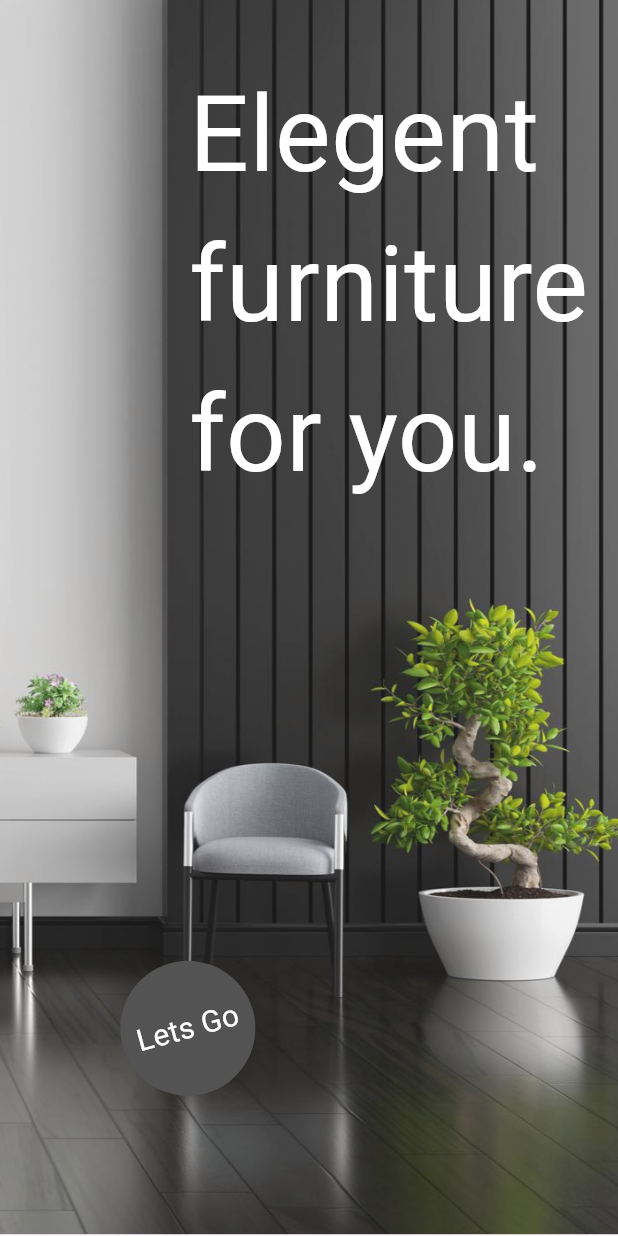
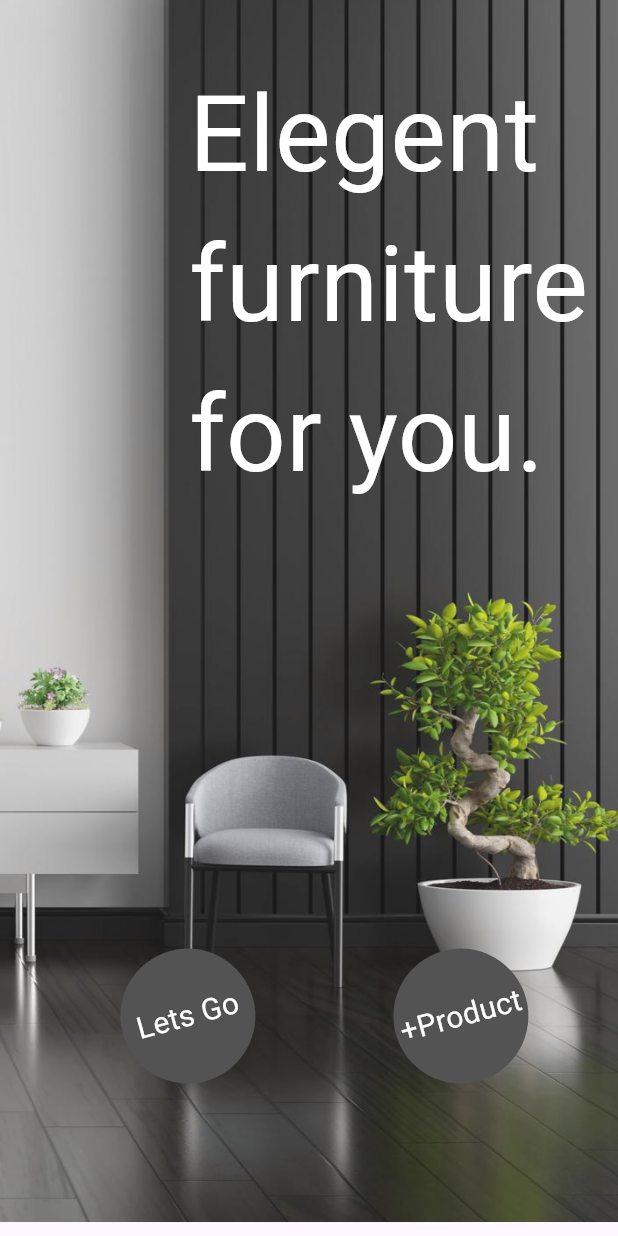
Before and after one commit to mohamedtahereg/Furniture-app, a Flutter app: the screen it shows after launch, on a phone screen of 412 x 824 dp. Run offline on Flutter 3.47's test engine with Material 2 defaults, Android fonts, the phone set to English and light mode, and no system bars; our stand-ins replace cloud_firestore, firebase_auth, firebase_core, firebase_storage, get, image_picker and 1 more; accounts and stored records are empty.

Commit message:
first comit add product&home

```diff
--- /dev/null
+++ b/lib/constants.dart
@@ -0,0 +1,3 @@
+import 'package:flutter/material.dart';
+
+const mainColor = Color(0xffd3e2f4);
--- a/lib/main.dart
+++ b/lib/main.dart
@@ -1,11 +1,15 @@
+import 'package:firebase_core/firebase_core.dart';
 import 'package:flutter/material.dart';
 import 'package:get/get.dart';
-import 'package:practice1/screens/intro.dart';
-import 'package:provider/provider.dart';
+import 'package:practice1/view/screens/intro.dart';
 
-import 'models/cart.dart';
+import 'firebase_options.dart';
 
-void main() {
+void main() async {
+  WidgetsFlutterBinding.ensureInitialized();
+  await Firebase.initializeApp(
+    options: DefaultFirebaseOptions.currentPlatform,
+  );
   runApp(const MyApp());
   // print(countPrice);
 }
@@ -15,9 +19,7 @@ class MyApp extends StatelessWidget {
 
   @override
   Widget build(BuildContext context) {
-    return ChangeNotifierProvider(
-      create: (context) => Cart(),
-      child: GetMaterialApp(
+    return GetMaterialApp(
       title: 'Flutter Demo',
       debugShowCheckedModeBanner: false,
       theme: ThemeData(
@@ -29,7 +31,6 @@ class MyApp extends StatelessWidget {
         // GetPage(name: "/.", page: () => HomePage()),
         // GetPage(name: "/..", page: (() => ProductModel())),
       ],
-      ),
     );
   }
 }
--- a/lib/models/cart.dart
+++ /dev/null
@@ -1,22 +0,0 @@
-import 'package:flutter/material.dart';
-import 'package:practice1/models/product_model.dart';
-import 'package:provider/provider.dart';
-
-class Cart with ChangeNotifier {
-  List<ProductModel> _lsit1 = [];
-  double price = 0.0;
-
-  void add(ProductModel item) {
-    _lsit1.add(item);
-    price += item.price;
-    notifyListeners();
-  }
-
-  int get count {
-    return _lsit1.length;
-  }
-
-  double get totalPrice {
-    return price;
-  }
-}
--- a/lib/screens/intro.dart
+++ /dev/null
@@ -1,69 +0,0 @@
-import 'package:flutter/material.dart';
-import 'package:get/get.dart';
-import 'package:practice1/screens/home.dart';
-
-class IntroPage extends StatelessWidget {
-  const IntroPage({super.key});
-
-  @override
-  Widget build(BuildContext context) {
-    return Scaffold(
-      // appBar: AppBar(),
-      body: SizedBox(
-        height: double.infinity,
-        width: double.infinity,
-        child: Stack(children: [
-          SizedBox(
-            height: double.infinity,
-            width: double.infinity,
-            child: Opacity(
-              opacity: .9,
-              child: Image.asset(
-                "assets/intro.png",
-                fit: BoxFit.cover,
-              ),
-            ),
-          ),
-          const Positioned(
-            right: 20,
-            top: 40,
-            child: Text(
-              "Elegent\nfurniture\nfor you.",
-              style: TextStyle(
-                color: Colors.white,
-                fontSize: 70,
-              ),
-            ),
-          ),
-          Positioned(
-            bottom: 80,
-            left: 70,
-            child: GestureDetector(
-              onTap: () {
-                Get.off(HomePage());
-              },
-              child: Container(
-                width: 90,
-                height: 90,
-                transform: Matrix4.rotationZ(12.3),
-                decoration: const BoxDecoration(
-                  shape: BoxShape.circle,
-                  color: Color(0xff535353),
-                ),
-                child: const Center(
-                  child: Text(
-                    "Lets Go",
-                    style: TextStyle(
-                      color: Colors.white,
-                      fontSize: 20,
-                    ),
-                  ),
-                ),
-              ),
-            ),
-          ),
-        ]),
-      ),
-    );
-  }
-}
--- /dev/null
+++ b/lib/view/screens/intro.dart
@@ -0,0 +1,99 @@
+import 'package:flutter/material.dart';
+import 'package:get/get.dart';
+import 'package:practice1/view/screens/add_product.dart';
+import 'package:practice1/view/screens/home.dart';
+
+class IntroPage extends StatelessWidget {
+  const IntroPage({super.key});
+
+  @override
+  Widget build(BuildContext context) {
+    return Scaffold(
+      // appBar: AppBar(),
+      body: SafeArea(
+        child: SizedBox(
+          // height: double.infinity,
+          // width: double.infinity,
+          child: Stack(children: [
+            SizedBox(
+              // height: double.infinity,
+              // width: double.infinity,
+              child: Opacity(
+                opacity: .9,
+                child: Image.asset(
+                  "assets/intro.png",
+                  fit: BoxFit.cover,
+                ),
+              ),
+            ),
+            const Positioned(
+              right: 20,
+              top: 40,
+              child: Text(
+                "Elegent\nfurniture\nfor you.",
+                style: TextStyle(
+                  color: Colors.white,
+                  fontSize: 70,
+                ),
+              ),
+            ),
+            Positioned(
+              bottom: 80,
+              left: 70,
+              child: GestureDetector(
+                onTap: () {
+                  Get.off(() => HomePage());
+                },
+                child: Container(
+                  width: 90,
+                  height: 90,
+                  transform: Matrix4.rotationZ(12.3),
+                  decoration: const BoxDecoration(
+                    shape: BoxShape.circle,
+                    color: Color(0xff535353),
+                  ),
+                  child: const Center(
+                    child: Text(
+                      "Lets Go",
+                      style: TextStyle(
+                        color: Colors.white,
+                        fontSize: 20,
+                      ),
+                    ),
+                  ),
+                ),
+              ),
+            ),
+            Positioned(
+              bottom: 80,
+              right: 70,
+              child: GestureDetector(
+                onTap: () {
+                  Get.off(() => AddProductPage());
+                },
+                child: Container(
+                  width: 90,
+                  height: 90,
+                  transform: Matrix4.rotationZ(12.3),
+                  decoration: const BoxDecoration(
+                    shape: BoxShape.circle,
+                    color: Color(0xff535353),
+                  ),
+                  child: const Center(
+                    child: Text(
+                      "+Product",
+                      style: TextStyle(
+                        color: Colors.white,
+                        fontSize: 20,
+                      ),
+                    ),
+                  ),
+                ),
+              ),
+            ),
+          ]),
+        ),
+      ),
+    );
+  }
+}
```
Also changed, not shown: lib/popularList.dart (renamed from lib/screens/ourProducts/popularList.dart, +10 -10 lines), lib/services/add_product_method.dart (added, +23 -0 lines), lib/services/firebaseAuth.dart (added, +83 -0 lines), lib/view/screens/add_product.dart (added, +149 -0 lines), lib/view/screens/home.dart (renamed from lib/screens/home.dart, +46 -36 lines), lib/view/ui_models/product_model.dart (renamed from lib/models/product_model.dart, +27 -28 lines), lib/view/ui_models/textField.dart (added, +63 -0 lines), package.json (deleted, +0 -10 lines), pubspec.yaml (+8 -1 lines), lib/firebase_options.dart (added), pubspec.lock, 7 other files. Lines whose indentation alone changed are shown as unchanged.
